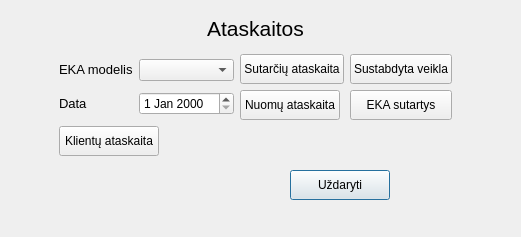
Tautvydas2019/Diplomas, file duombaze/report.ui: the form before one commit.
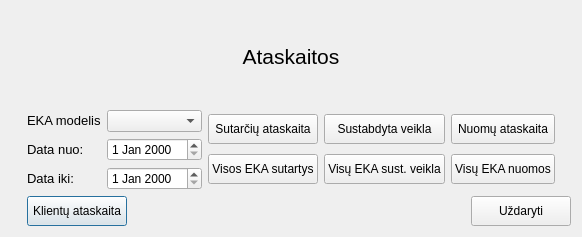
The form after the commit.

```diff
--- a/duombaze/report.ui
+++ b/duombaze/report.ui
@@ -6,49 +6,17 @@
    <rect>
     <x>0</x>
     <y>0</y>
-    <width>521</width>
+    <width>582</width>
     <height>237</height>
    </rect>
   </property>
   <property name="windowTitle">
    <string>Dialog</string>
   </property>
-  <widget class="QPushButton" name="pushButton_5">
-   <property name="geometry">
-    <rect>
-     <x>290</x>
-     <y>170</y>
-     <width>100</width>
-     <height>30</height>
-    </rect>
-   </property>
-   <property name="minimumSize">
-    <size>
-     <width>100</width>
-     <height>30</height>
-    </size>
-   </property>
-   <property name="maximumSize">
-    <size>
-     <width>100</width>
-     <height>30</height>
-    </size>
-   </property>
-   <property name="text">
-    <string>Uždaryti</string>
-   </property>
-  </widget>
-  <widget class="QWidget" name="layoutWidget">
-   <property name="geometry">
-    <rect>
-     <x>10</x>
-     <y>10</y>
-     <width>491</width>
-     <height>146</height>
-    </rect>
-   </property>
+  <layout class="QGridLayout" name="gridLayout_6">
+   <item row="0" column="0" rowspan="2" colspan="2">
    <layout class="QGridLayout" name="gridLayout_4">
-    <item row="0" column="0">
+     <item row="1" column="0">
      <widget class="QLabel" name="label_3">
       <property name="minimumSize">
        <size>
@@ -64,7 +32,20 @@
       </property>
      </widget>
     </item>
-    <item row="1" column="0">
+     <item row="2" column="0">
+      <spacer name="verticalSpacer">
+       <property name="orientation">
+        <enum>Qt::Vertical</enum>
+       </property>
+       <property name="sizeHint" stdset="0">
+        <size>
+         <width>20</width>
+         <height>40</height>
+        </size>
+       </property>
+      </spacer>
+     </item>
+     <item row="3" column="0">
      <layout class="QGridLayout" name="gridLayout_3">
       <item row="1" column="0">
        <widget class="QPushButton" name="pushButton_2">
@@ -89,9 +70,6 @@
        <layout class="QGridLayout" name="gridLayout_2">
         <item row="0" column="0">
          <layout class="QGridLayout" name="gridLayout">
-          <item row="1" column="1">
-           <widget class="QDateEdit" name="dateEdit"/>
-          </item>
           <item row="0" column="0">
            <widget class="QLabel" name="label">
             <property name="text">
@@ -105,41 +83,41 @@
           <item row="1" column="0">
            <widget class="QLabel" name="label_2">
             <property name="text">
-             <string>&lt;html&gt;&lt;head/&gt;&lt;body&gt;&lt;p&gt;&lt;span style=&quot; font-size:10pt;&quot;&gt;Data&lt;/span&gt;&lt;/p&gt;&lt;/body&gt;&lt;/html&gt;</string>
+              <string>&lt;html&gt;&lt;head/&gt;&lt;body&gt;&lt;p&gt;&lt;span style=&quot; font-size:10pt;&quot;&gt;Data nuo:&lt;/span&gt;&lt;/p&gt;&lt;/body&gt;&lt;/html&gt;</string>
             </property>
            </widget>
           </item>
+           <item row="1" column="1">
+            <widget class="QDateEdit" name="dateEdit_from"/>
+           </item>
+           <item row="2" column="0">
+            <widget class="QLabel" name="label_4">
+             <property name="text">
+              <string>&lt;html&gt;&lt;head/&gt;&lt;body&gt;&lt;p&gt;&lt;span style=&quot; font-size:10pt;&quot;&gt;Data iki:&lt;/span&gt;&lt;/p&gt;&lt;/body&gt;&lt;/html&gt;</string>
+             </property>
+            </widget>
+           </item>
+           <item row="2" column="1">
+            <widget class="QDateEdit" name="dateEdit_to"/>
+           </item>
          </layout>
         </item>
         <item row="0" column="1">
-         <layout class="QFormLayout" name="formLayout">
-          <item row="0" column="0">
-           <widget class="QPushButton" name="pushButton">
-            <property name="minimumSize">
-             <size>
-              <width>100</width>
-              <height>30</height>
-             </size>
-            </property>
-            <property name="text">
-             <string>Sutarčių ataskaita</string>
-            </property>
-           </widget>
-          </item>
-          <item row="0" column="1">
-           <widget class="QPushButton" name="pushButton_4">
-            <property name="minimumSize">
-             <size>
-              <width>100</width>
-              <height>30</height>
-             </size>
-            </property>
-            <property name="text">
-             <string>Sustabdyta veikla</string>
-            </property>
-           </widget>
-          </item>
+          <layout class="QGridLayout" name="gridLayout_5">
           <item row="1" column="0">
+            <widget class="QPushButton" name="pushButton_6">
+             <property name="minimumSize">
+              <size>
+               <width>100</width>
+               <height>30</height>
+              </size>
+             </property>
+             <property name="text">
+              <string>Visos EKA sutartys</string>
+             </property>
+            </widget>
+           </item>
+           <item row="0" column="2">
            <widget class="QPushButton" name="pushButton_3">
             <property name="minimumSize">
              <size>
@@ -152,8 +130,34 @@
             </property>
            </widget>
           </item>
+           <item row="0" column="1">
+            <widget class="QPushButton" name="pushButton_4">
+             <property name="minimumSize">
+              <size>
+               <width>100</width>
+               <height>30</height>
+              </size>
+             </property>
+             <property name="text">
+              <string>Sustabdyta veikla</string>
+             </property>
+            </widget>
+           </item>
+           <item row="0" column="0">
+            <widget class="QPushButton" name="pushButton">
+             <property name="minimumSize">
+              <size>
+               <width>100</width>
+               <height>30</height>
+              </size>
+             </property>
+             <property name="text">
+              <string>Sutarčių ataskaita</string>
+             </property>
+            </widget>
+           </item>
           <item row="1" column="1">
-           <widget class="QPushButton" name="pushButton_6">
+            <widget class="QPushButton" name="pushButton_7">
             <property name="minimumSize">
              <size>
               <width>100</width>
@@ -161,18 +165,64 @@
              </size>
             </property>
             <property name="text">
-             <string>EKA sutartys</string>
+              <string>Visų EKA sust. veikla</string>
             </property>
            </widget>
           </item>
+           <item row="1" column="2">
+            <widget class="QPushButton" name="pushButton_8">
+             <property name="minimumSize">
+              <size>
+               <width>100</width>
+               <height>30</height>
+              </size>
+             </property>
+             <property name="text">
+              <string>Visų EKA nuomos</string>
+             </property>
+            </widget>
+           </item>
          </layout>
         </item>
        </layout>
       </item>
      </layout>
     </item>
-   </layout>
-  </widget>
+     <item row="0" column="0">
+      <spacer name="verticalSpacer_2">
+       <property name="orientation">
+        <enum>Qt::Vertical</enum>
+       </property>
+       <property name="sizeHint" stdset="0">
+        <size>
+         <width>20</width>
+         <height>40</height>
+        </size>
+       </property>
+      </spacer>
+     </item>
+    </layout>
+   </item>
+   <item row="1" column="1">
+    <widget class="QPushButton" name="pushButton_5">
+     <property name="minimumSize">
+      <size>
+       <width>100</width>
+       <height>30</height>
+      </size>
+     </property>
+     <property name="maximumSize">
+      <size>
+       <width>100</width>
+       <height>30</height>
+      </size>
+     </property>
+     <property name="text">
+      <string>Uždaryti</string>
+     </property>
+    </widget>
+   </item>
+  </layout>
  </widget>
  <resources/>
  <connections>
```
Lines whose indentation alone changed are shown as unchanged.
